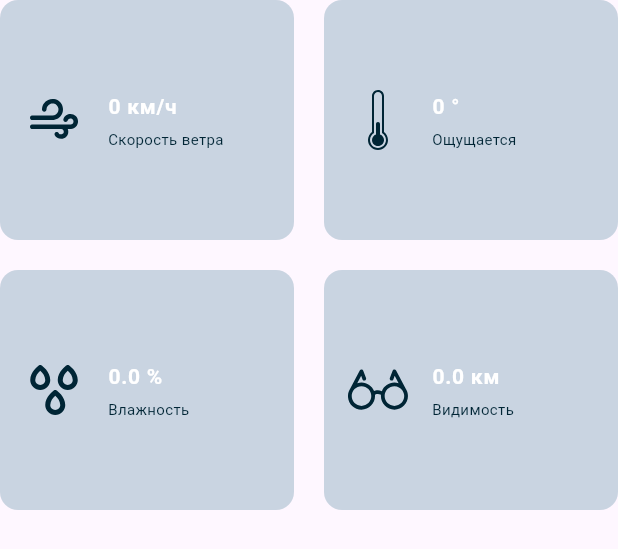
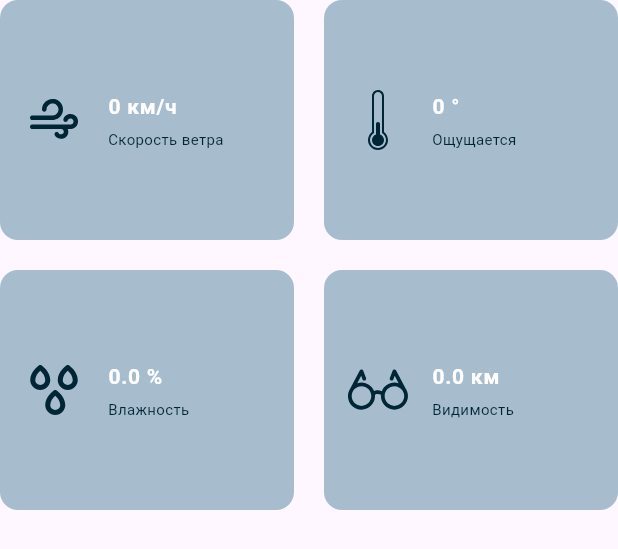
Before and after one commit to shceo/weather-forecast, a Flutter app: the GridItems widget shown alone on an empty page, opened directly, on a phone screen of 412 x 824 dp. Shown: the top 549 px of the screen. Run offline on Flutter 3.47's test engine with Material 3 defaults, Android fonts, the phone set to English and light mode, and no system bars; our stand-ins replace dio, flutter_dotenv, flutter_svg, go_router, hive, hive_flutter and 1 more; accounts and stored records are empty; network calls fail; statements that could not run were skipped.

Commit message:
sr bl upd

```diff
--- a/lib/ui/components/grid_items.dart
+++ b/lib/ui/components/grid_items.dart
@@ -30,7 +30,7 @@ class GridItems extends StatelessWidget {
               child: Card(
                 margin: const EdgeInsets.all(0),
                 elevation: 0,
-                color: AppColors.weekdayBgColor.withOpacity(0.3),
+                color: AppColors.weekdayBgColor.withOpacity(0.5),
                 child: Center(
                   child: ListTile(
                     leading: SvgPicture.asset(
--- a/lib/ui/components/max_min_temprature.dart
+++ b/lib/ui/components/max_min_temprature.dart
@@ -24,6 +24,7 @@ class MaxMinTemprature extends StatelessWidget {
           '${model.setMaxTemp()}°',
           style: AppStyle.fontStyle.copyWith(
             fontSize: 25,
+            color: Colors.white
           ),
         ),
         const SizedBox(width: 65),
--- a/lib/ui/components/sunrise_sunset_widget.dart
+++ b/lib/ui/components/sunrise_sunset_widget.dart
@@ -17,7 +17,7 @@ class SunRiseSunSetWidget extends StatelessWidget {
       padding: const EdgeInsets.all(40),
       decoration: BoxDecoration(
         borderRadius: BorderRadius.circular(5),
-        color: AppColors.weekdayBgColor.withOpacity(0.3),
+        color: AppColors.weekdayBgColor.withOpacity(0.5),
       ),
       child: Row(
         mainAxisAlignment: MainAxisAlignment.spaceBetween,
--- a/lib/ui/components/weekday_widget.dart
+++ b/lib/ui/components/weekday_widget.dart
@@ -14,7 +14,7 @@ class WeekDayWidget extends StatelessWidget {
       height: 350,
       decoration: BoxDecoration(
         borderRadius: BorderRadius.circular(5),
-        color: AppColors.weekdayBgColor.withOpacity(0.3),
+        color: AppColors.weekdayBgColor.withOpacity(0.5),
       ),
       child: ListView.separated(
         physics: const NeverScrollableScrollPhysics(),
--- a/lib/ui/pages/search_page/search_page.dart
+++ b/lib/ui/pages/search_page/search_page.dart
@@ -98,6 +98,7 @@ class WeatherSearchBody extends StatelessWidget {
             style: AppStyle.fontStyle.copyWith(
               fontSize: 16,
               fontWeight: FontWeight.w700,
+              color: Colors.white.withOpacity(0.7)
             ),
           ),
           const SizedBox(height: 16),
```
Also changed, not shown: pubspec.lock, 1 other file.
